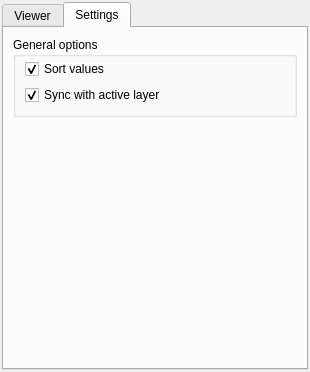
Before: the Qt Designer form unique_values_viewer_dockwidget.ui in mblesius/unique_values_viewer, drawn with Qt 5.
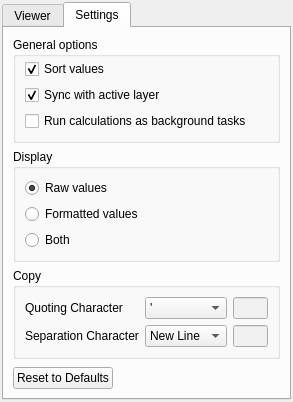
After: the same form once the commit is applied. The open tabs and pages were chosen to show the change. Custom widgets are drawn as their Qt base class.

The edit to the form file:
```diff
--- a/unique_values_viewer_dockwidget.ui
+++ b/unique_values_viewer_dockwidget.ui
@@ -6,7 +6,7 @@
    <rect>
     <x>0</x>
     <y>0</y>
-    <width>310</width>
+    <width>283</width>
     <height>372</height>
    </rect>
   </property>
@@ -632,11 +632,197 @@
              </property>
             </widget>
            </item>
+           <item>
+            <widget class="QCheckBox" name="runTasksBtn">
+             <property name="text">
+              <string>Run calculations as background tasks</string>
+             </property>
+            </widget>
+           </item>
           </layout>
          </widget>
         </item>
         <item>
-         <spacer name="verticalSpacer">
+         <widget class="QgsCollapsibleGroupBox" name="mGroupBox_2">
+          <property name="title">
+           <string>Display</string>
+          </property>
+          <layout class="QVBoxLayout" name="verticalLayout_2">
+           <item>
+            <widget class="QRadioButton" name="rawValuesRBtn">
+             <property name="text">
+              <string>Raw values</string>
+             </property>
+             <property name="checked">
+              <bool>true</bool>
+             </property>
+             <attribute name="buttonGroup">
+              <string notr="true">dispOptionGrp</string>
+             </attribute>
+            </widget>
+           </item>
+           <item>
+            <widget class="QRadioButton" name="formValuesRBtn">
+             <property name="text">
+              <string>Formatted values</string>
+             </property>
+             <attribute name="buttonGroup">
+              <string notr="true">dispOptionGrp</string>
+             </attribute>
+            </widget>
+           </item>
+           <item>
+            <widget class="QRadioButton" name="bothValuesRBtn">
+             <property name="text">
+              <string>Both</string>
+             </property>
+             <attribute name="buttonGroup">
+              <string notr="true">dispOptionGrp</string>
+             </attribute>
+            </widget>
+           </item>
+          </layout>
+         </widget>
+        </item>
+        <item>
+         <widget class="QgsCollapsibleGroupBox" name="mGroupBox">
+          <property name="title">
+           <string>Copy</string>
+          </property>
+          <layout class="QGridLayout" name="gridLayout_3">
+           <item row="0" column="0">
+            <widget class="QLabel" name="quoteCharLbl">
+             <property name="text">
+              <string>Quoting Character</string>
+             </property>
+            </widget>
+           </item>
+           <item row="0" column="1">
+            <widget class="QComboBox" name="quoteCharCBox">
+             <property name="currentText">
+              <string>'</string>
+             </property>
+             <item>
+              <property name="text">
+               <string>'</string>
+              </property>
+             </item>
+             <item>
+              <property name="text">
+               <string>&quot;</string>
+              </property>
+             </item>
+             <item>
+              <property name="text">
+               <string>´</string>
+              </property>
+             </item>
+             <item>
+              <property name="text">
+               <string>`</string>
+              </property>
+             </item>
+             <item>
+              <property name="text">
+               <string>Space</string>
+              </property>
+             </item>
+             <item>
+              <property name="text">
+               <string>Other</string>
+              </property>
+             </item>
+            </widget>
+           </item>
+           <item row="1" column="0">
+            <widget class="QLabel" name="sepCharLbl">
+             <property name="toolTip">
+              <string>The separation character that is used when copying more than one value from the list of values.</string>
+             </property>
+             <property name="text">
+              <string>Separation Character</string>
+             </property>
+            </widget>
+           </item>
+           <item row="1" column="2">
+            <widget class="QLineEdit" name="sep_char_custom">
+             <property name="enabled">
+              <bool>false</bool>
+             </property>
+            </widget>
+           </item>
+           <item row="1" column="1">
+            <widget class="QComboBox" name="sepCharCBox">
+             <item>
+              <property name="text">
+               <string>New Line</string>
+              </property>
+             </item>
+             <item>
+              <property name="text">
+               <string>Space</string>
+              </property>
+             </item>
+             <item>
+              <property name="text">
+               <string>Tab</string>
+              </property>
+             </item>
+             <item>
+              <property name="text">
+               <string>;</string>
+              </property>
+             </item>
+             <item>
+              <property name="text">
+               <string>,</string>
+              </property>
+             </item>
+             <item>
+              <property name="text">
+               <string>Other</string>
+              </property>
+             </item>
+            </widget>
+           </item>
+           <item row="1" column="3">
+            <spacer name="hSpacerCopy2">
+             <property name="orientation">
+              <enum>Qt::Horizontal</enum>
+             </property>
+             <property name="sizeHint" stdset="0">
+              <size>
+               <width>40</width>
+               <height>20</height>
+              </size>
+             </property>
+            </spacer>
+           </item>
+           <item row="0" column="2">
+            <widget class="QLineEdit" name="quote_char_custom">
+             <property name="enabled">
+              <bool>false</bool>
+             </property>
+            </widget>
+           </item>
+           <item row="0" column="3">
+            <spacer name="hSpacerCopy1">
+             <property name="orientation">
+              <enum>Qt::Horizontal</enum>
+             </property>
+             <property name="sizeHint" stdset="0">
+              <size>
+               <width>40</width>
+               <height>20</height>
+              </size>
+             </property>
+            </spacer>
+           </item>
+          </layout>
+         </widget>
+        </item>
+        <item>
+         <spacer name="vSpacerSettingsBottom">
           <property name="orientation">
            <enum>Qt::Vertical</enum>
           </property>
@@ -648,6 +834,30 @@
           </property>
          </spacer>
         </item>
+        <item>
+         <layout class="QHBoxLayout" name="horizontalLayout">
+          <item>
+           <widget class="QPushButton" name="resetDefaultsBtn">
+            <property name="text">
+             <string>Reset to Defaults</string>
+            </property>
+           </widget>
+          </item>
+          <item>
+           <spacer name="horizontalSpacer_2">
+            <property name="orientation">
+             <enum>Qt::Horizontal</enum>
+            </property>
+            <property name="sizeHint" stdset="0">
+             <size>
+              <width>40</width>
+              <height>20</height>
+             </size>
+            </property>
+           </spacer>
+          </item>
+         </layout>
+        </item>
        </layout>
       </widget>
      </widget>
@@ -677,6 +887,11 @@
    <extends>QComboBox</extends>
    <header>qgsmaplayercombobox.h</header>
   </customwidget>
+  <customwidget>
+   <class>UVVListWidget</class>
+   <extends>QListWidget</extends>
+   <header>unique_values_viewer.core.widgets</header>
+  </customwidget>
  </customwidgets>
  <resources/>
  <connections/>
```
Left out of the diff: 112 changed lines with no effect on the pictures.
